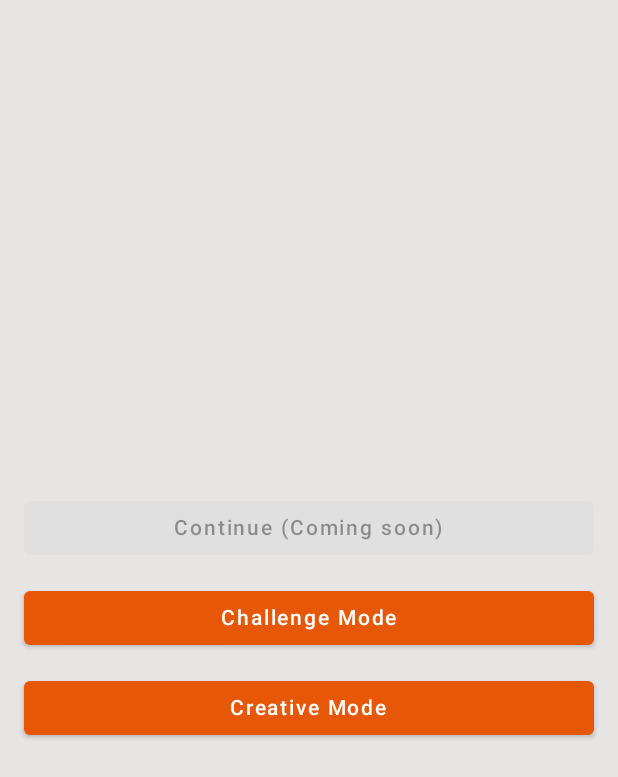
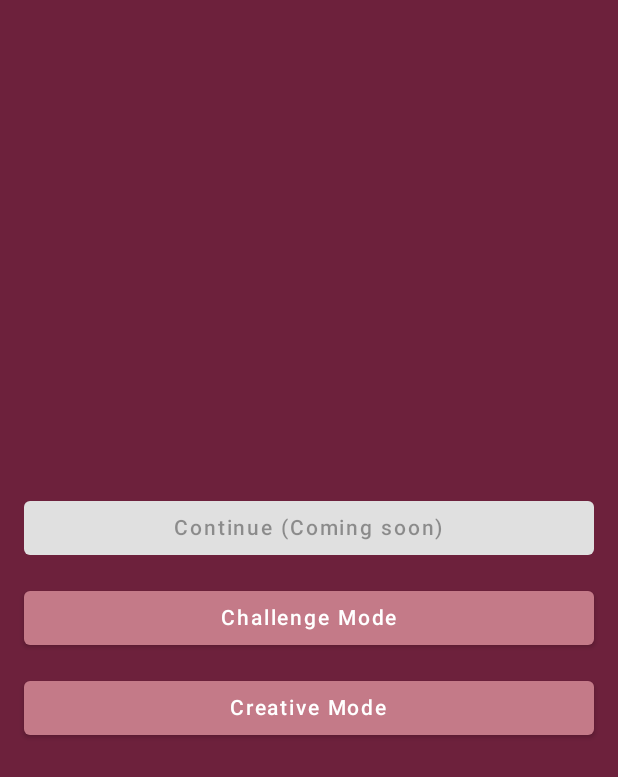
Before and after one commit to Ginngi/Nonofy, an Android app built with Jetpack Compose: the screen it shows after launch (MainActivity), on a phone screen of 412 x 824 dp. Shown: the top 777 px of the screen. Run offline under Robolectric (Android 15) with nearby library versions, the phone set to English and light mode, and no system bars; our stand-ins replace Dagger/Hilt's generated code.

```diff
--- a/app/src/main/AndroidManifest.xml
+++ b/app/src/main/AndroidManifest.xml
@@ -3,17 +3,17 @@
     package="com.nonofy.app">
 
     <application
+        android:name="com.nonofy.app.NonofyApplication"
         android:allowBackup="true"
-        android:name="com.nonofy.app.NonofyApplication"
         android:icon="@mipmap/ic_launcher"
         android:label="@string/app_name"
         android:roundIcon="@mipmap/ic_launcher_round"
         android:supportsRtl="true"
-        android:theme="@style/Theme.Pokedix">
+        android:theme="@style/Theme.MaterialComponents.DayNight.DarkActionBar">
         <activity
             android:name="com.nonofy.app.MainActivity"
             android:exported="true"
-            android:theme="@style/Theme.Pokedix.NoActionBar">
+            android:theme="@style/Theme.MaterialComponents.DayNight.NoActionBar">
             <intent-filter>
                 <action android:name="android.intent.action.MAIN" />
                 <category android:name="android.intent.category.LAUNCHER" />
--- a/app/src/main/res/values-night/themes.xml
+++ /dev/null
@@ -1,16 +0,0 @@
-<resources xmlns:tools="http://schemas.android.com/tools">
-    <!-- Base application theme. -->
-    <style name="Theme.Pokedix" parent="Theme.MaterialComponents.DayNight.DarkActionBar">
-        <!-- Primary brand color. -->
-        <item name="colorPrimary">@color/purple_200</item>
-        <item name="colorPrimaryVariant">@color/purple_700</item>
-        <item name="colorOnPrimary">@color/black</item>
-        <!-- Secondary brand color. -->
-        <item name="colorSecondary">@color/teal_200</item>
-        <item name="colorSecondaryVariant">@color/teal_200</item>
-        <item name="colorOnSecondary">@color/black</item>
-        <!-- Status bar color. -->
-        <item name="android:statusBarColor" tools:targetApi="l">?attr/colorPrimaryVariant</item>
-        <!-- Customize your theme here. -->
-    </style>
-</resources>
--- a/app/src/main/res/values/colors.xml
+++ /dev/null
@@ -1,10 +0,0 @@
-<?xml version="1.0" encoding="utf-8"?>
-<resources>
-    <color name="purple_200">#ffE65807</color>
-    <color name="purple_500">#ffE65807</color>
-    <color name="purple_700">#ffE65807</color>
-    <color name="teal_200">#ffE65807</color>
-    <color name="teal_700">#ffE65807</color>
-    <color name="black">#FF000000</color>
-    <color name="white">#FFFFFFFF</color>
-</resources>
--- a/app/src/main/res/values/themes.xml
+++ /dev/null
@@ -1,25 +0,0 @@
-<resources xmlns:tools="http://schemas.android.com/tools">
-    <!-- Base application theme. -->
-    <style name="Theme.Pokedix" parent="Theme.MaterialComponents.DayNight.DarkActionBar">
-        <!-- Primary brand color. -->
-        <item name="colorPrimary">@color/purple_500</item>
-        <item name="colorPrimaryVariant">@color/purple_700</item>
-        <item name="colorOnPrimary">@color/white</item>
-        <!-- Secondary brand color. -->
-        <item name="colorSecondary">@color/teal_200</item>
-        <item name="colorSecondaryVariant">@color/teal_700</item>
-        <item name="colorOnSecondary">@color/black</item>
-        <!-- Status bar color. -->
-        <item name="android:statusBarColor" tools:targetApi="l">?attr/colorPrimaryVariant</item>
-        <!-- Customize your theme here. -->
-    </style>
-
-    <style name="Theme.Pokedix.NoActionBar">
-        <item name="windowActionBar">false</item>
-        <item name="windowNoTitle">true</item>
-    </style>
-
-    <style name="Theme.Pokedix.AppBarOverlay" parent="ThemeOverlay.AppCompat.Dark.ActionBar" />
-
-    <style name="Theme.Pokedix.PopupOverlay" parent="ThemeOverlay.AppCompat.Light" />
-</resources>
--- a/game/src/main/java/com/nonofy/game/data/GameRepositoryImpl.kt
+++ b/game/src/main/java/com/nonofy/game/data/GameRepositoryImpl.kt
@@ -17,7 +17,7 @@ class GameRepositoryImpl @Inject constructor(
 ) : GameRepository {
 
     override fun loadGameById(): Flow<Nonogram> = flow {
-        emit(nonogramDataSource.easyTest())
+        emit(nonogramDataSource.kostasGame())
     }
 
     override fun loadSavedGame(): Flow<Nonogram> =
--- a/ui/src/main/java/com/nonofy/ui/components/Screen.kt
+++ b/ui/src/main/java/com/nonofy/ui/components/Screen.kt
@@ -1,19 +1,21 @@
 package com.nonofy.ui.components
 
-import androidx.compose.foundation.layout.padding
 import androidx.compose.material.Scaffold
 import androidx.compose.material.Text
 import androidx.compose.runtime.Composable
 import androidx.compose.ui.Modifier
 import androidx.compose.ui.tooling.preview.Preview
-import androidx.compose.ui.unit.dp
+import com.nonofy.ui.theme.OldMauve
 
 @Composable
 fun Screen(
     modifier: Modifier = Modifier,
     content: @Composable () -> Unit
 ) {
-    Scaffold(modifier = modifier) {
+    Scaffold(
+        backgroundColor = OldMauve,
+        modifier = modifier,
+    ) {
         content()
     }
 }
--- a/ui/src/main/java/com/nonofy/ui/theme/Color.kt
+++ b/ui/src/main/java/com/nonofy/ui/theme/Color.kt
@@ -4,6 +4,8 @@ import androidx.compose.ui.graphics.Color
 
 
 val WhiteJapanese = Color(0xffE6E5E3)
-val RedJapanese = Color(0xffE65807)
+val RedJapanese = Color(0xffC47A88)
 val BlackJapanese = Color(0xff171416)
 val Metsushi = Color(0xff3F313A)
+val OldMauve = Color(0xff6D213C)
+val Puse = Color(0xffC47A88)
```
Also changed, not shown: game/src/main/java/com/nonofy/game/presentation/InGameScreen.kt (+3 -55 lines), game/src/main/java/com/nonofy/game/presentation/components/completedialog/CompletedSuccesfullyDialog.kt (added, +52 -0 lines), game/src/main/java/com/nonofy/game/presentation/components/gameoverdialog/GameOverDialog.kt (added, +52 -0 lines), 4 other files.
